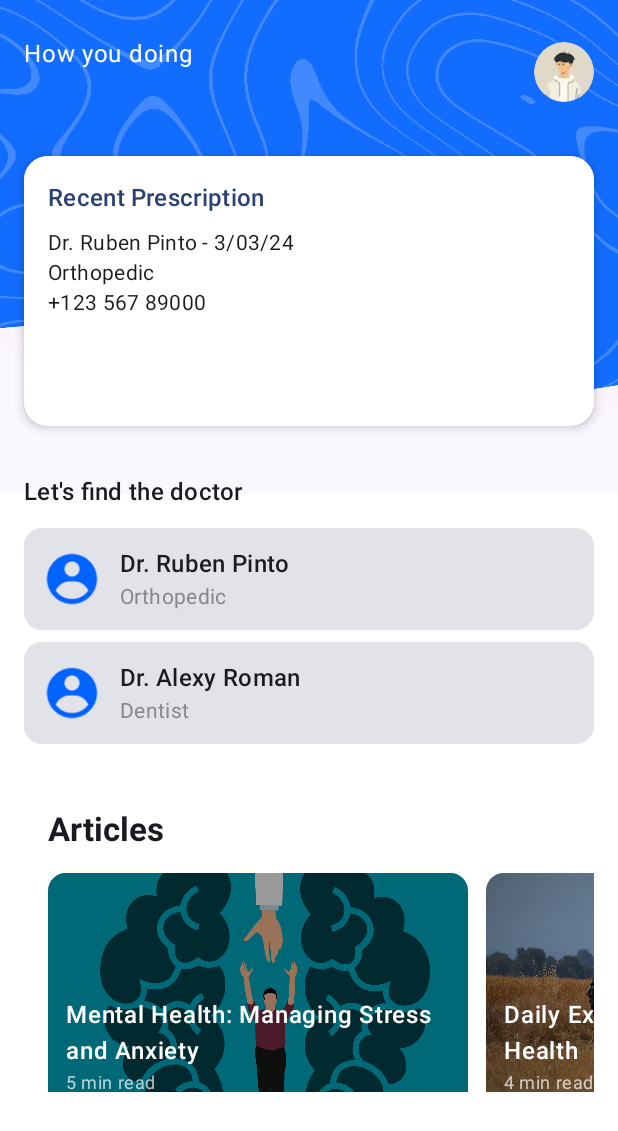
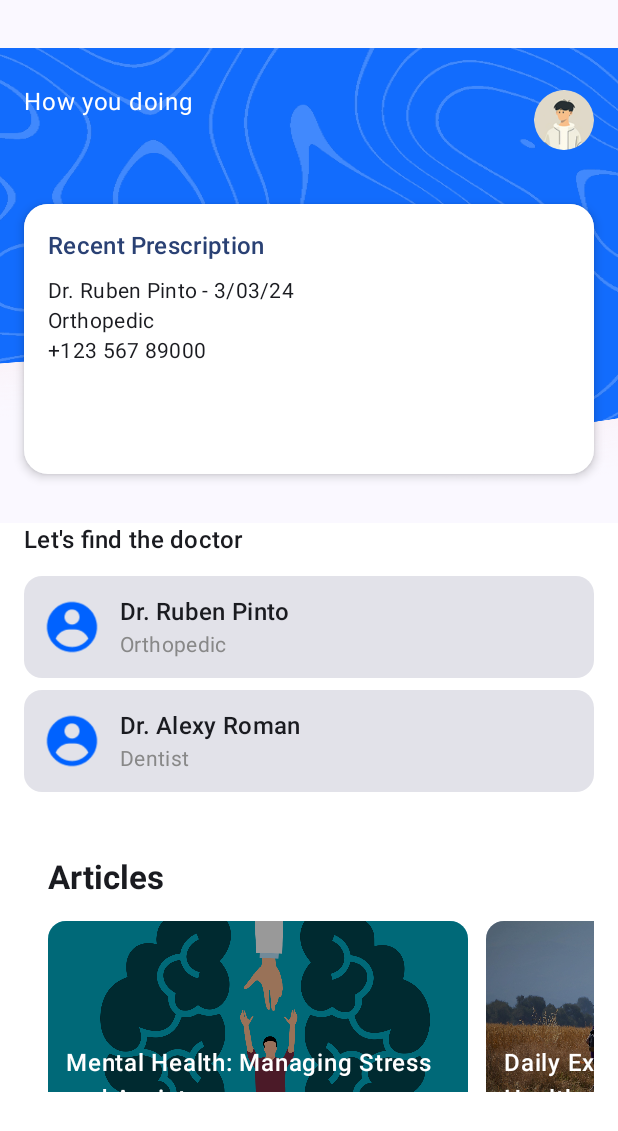
Before and after one commit to Medi-Pal/Medipal-Android, an Android app built with Jetpack Compose: the composable HomeScreen called with empty values, on a phone screen of 412 x 824 dp. Shown: the top 1131 px of the screen. Run offline under Robolectric (Android 15) with nearby library versions, the phone set to English and light mode, and no system bars; our stand-ins replace Firebase (no records; nobody signed in at launch, a user with empty details on screens opened directly), Room's generated code.

Commit message:
Add content padding

```diff
--- a/app/src/main/java/com/example/medipal/MainActivity.kt
+++ b/app/src/main/java/com/example/medipal/MainActivity.kt
@@ -26,7 +26,7 @@ class MainActivity : ComponentActivity() {
         super.onCreate(savedInstanceState)
         enableEdgeToEdge()
         setContent {
-            MedipalTheme {
+            MedipalTheme{
                 Scaffold(
                     modifier = Modifier.fillMaxSize(),
                 ) { innerPadding ->
--- a/app/src/main/java/com/example/medipal/ui/screens/DoctorDetailScreen.kt
+++ b/app/src/main/java/com/example/medipal/ui/screens/DoctorDetailScreen.kt
@@ -55,7 +55,7 @@ import java.time.LocalDate
 fun DoctorDetailScreen(
     navController: NavController,
     doctorId: String?,
-    modifier: Modifier
+    modifier: Modifier = Modifier
 ) {
     var showBookingDialog by remember { mutableStateOf(false) }
     var selectedDate by remember { mutableStateOf(LocalDate.now()) }
--- a/app/src/main/java/com/example/medipal/ui/screens/HomeScreen.kt
+++ b/app/src/main/java/com/example/medipal/ui/screens/HomeScreen.kt
@@ -4,21 +4,41 @@ import android.net.Uri
 import androidx.compose.foundation.Image
 import androidx.compose.foundation.background
 import androidx.compose.foundation.clickable
-import androidx.compose.foundation.layout.*
+import androidx.compose.foundation.layout.Arrangement
+import androidx.compose.foundation.layout.Box
+import androidx.compose.foundation.layout.Column
+import androidx.compose.foundation.layout.PaddingValues
+import androidx.compose.foundation.layout.Row
+import androidx.compose.foundation.layout.Spacer
+import androidx.compose.foundation.layout.fillMaxHeight
+import androidx.compose.foundation.layout.fillMaxSize
+import androidx.compose.foundation.layout.fillMaxWidth
+import androidx.compose.foundation.layout.height
+import androidx.compose.foundation.layout.padding
+import androidx.compose.foundation.layout.size
+import androidx.compose.foundation.layout.width
 import androidx.compose.foundation.lazy.LazyRow
 import androidx.compose.foundation.lazy.items
-import androidx.compose.foundation.lazy.LazyListState
 import androidx.compose.foundation.lazy.rememberLazyListState
+import androidx.compose.foundation.rememberScrollState
 import androidx.compose.foundation.shape.CircleShape
 import androidx.compose.foundation.shape.RoundedCornerShape
-import androidx.compose.material3.*
+import androidx.compose.foundation.verticalScroll
 import androidx.compose.material.icons.Icons
 import androidx.compose.material.icons.filled.ArrowForward
+import androidx.compose.material3.Button
+import androidx.compose.material3.ButtonDefaults
+import androidx.compose.material3.Card
+import androidx.compose.material3.CardDefaults
+import androidx.compose.material3.ExperimentalMaterial3Api
+import androidx.compose.material3.Icon
+import androidx.compose.material3.MaterialTheme
+import androidx.compose.material3.Text
 import androidx.compose.runtime.Composable
+import androidx.compose.runtime.collectAsState
 import androidx.compose.runtime.derivedStateOf
+import androidx.compose.runtime.getValue
 import androidx.compose.runtime.remember
-import androidx.compose.runtime.collectAsState
-import androidx.compose.runtime.getValue
 import androidx.compose.ui.Alignment
 import androidx.compose.ui.Modifier
 import androidx.compose.ui.draw.clip
@@ -37,9 +57,6 @@ import coil3.request.ImageRequest
 import coil3.request.crossfade
 import com.example.medipal.R
 import com.example.medipal.navigation.Route
-import androidx.compose.foundation.verticalScroll
-import androidx.compose.foundation.rememberScrollState
-import com.example.medipal.ui.screens.viewmodels.EditProfileViewModel
 import com.example.medipal.ui.screens.viewmodels.UserDetailsScreenViewModel
 
 data class Doctor(
@@ -125,7 +142,7 @@ fun HomeScreen(
         )
     )
 
-    Box(modifier = Modifier.fillMaxSize()) {
+    Box(modifier = modifier.fillMaxSize().padding(top=32.dp)) {
         Column(modifier = Modifier.fillMaxSize()) {
             // Vector background for top portion
             Box(
--- a/app/src/main/java/com/example/medipal/ui/screens/MainScreen.kt
+++ b/app/src/main/java/com/example/medipal/ui/screens/MainScreen.kt
@@ -13,6 +13,7 @@ import androidx.compose.foundation.layout.size
 import androidx.compose.foundation.shape.RoundedCornerShape
 import androidx.compose.material3.Icon
 import androidx.compose.material3.IconButton
+import androidx.compose.material3.MaterialTheme
 import androidx.compose.material3.Scaffold
 import androidx.compose.runtime.Composable
 import androidx.compose.runtime.collectAsState
@@ -196,7 +197,7 @@ fun NavigationBar(
             .padding(start = 20.dp, end = 20.dp, bottom = 10.dp)
             .clip(RoundedCornerShape(25.dp))
             .fillMaxWidth()
-            .background(color= Color(0xFF2260FF))
+            .background(color= MaterialTheme.colorScheme.primary)
     ) {
         listOfIcons.forEachIndexed {index, element->
             NavbarIcon(
```
